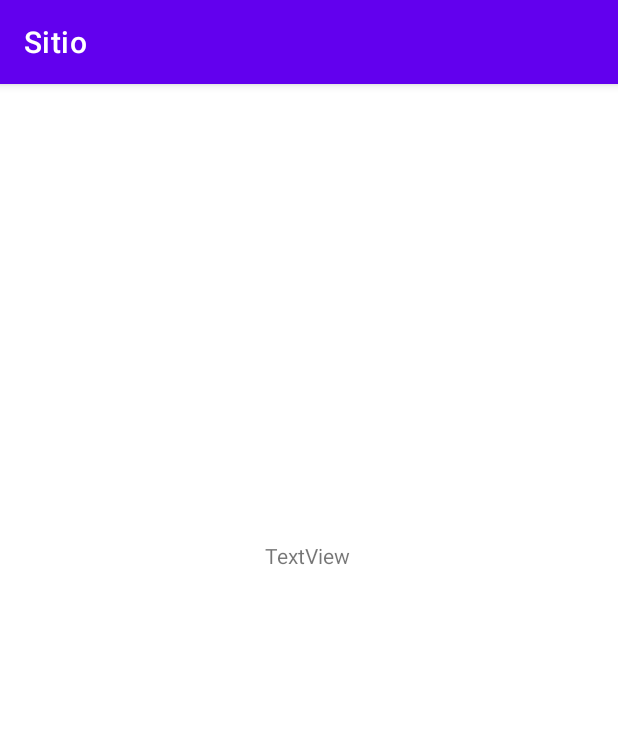
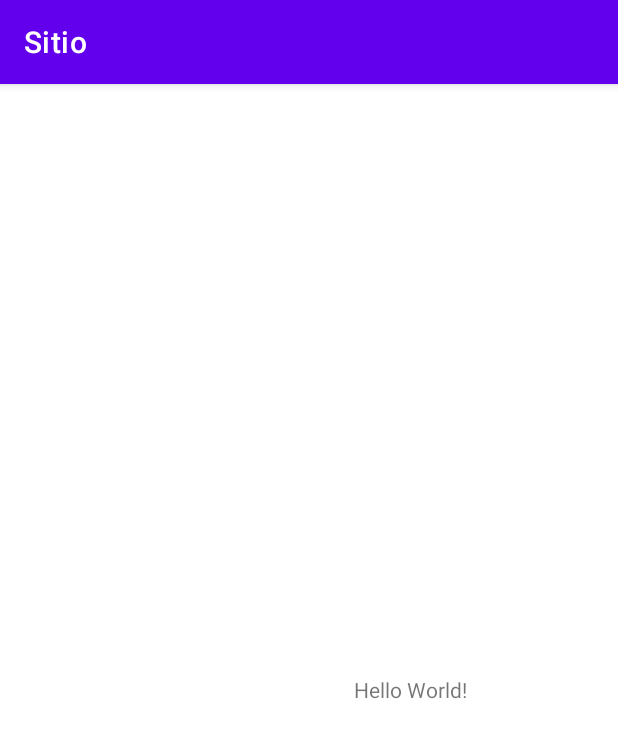
Before and after one commit to AgusDunovits/Sitio, an Android app: the screen it shows after launch (MainActivity), on a phone screen of 412 x 824 dp. Shown: the top 738 px of the screen. Run offline under Robolectric (Android 15) with nearby library versions, the phone set to English and light mode, and no system bars.

Commit message:
Primera toma

```diff
--- a/app/src/main/res/layout/activity_main.xml
+++ b/app/src/main/res/layout/activity_main.xml
@@ -7,14 +7,14 @@
     tools:context=".MainActivity">
 
     <TextView
-        android:id="@+id/textView"
         android:layout_width="wrap_content"
         android:layout_height="wrap_content"
-        android:text="TextView"
+        android:text="Hello World!"
         app:layout_constraintBottom_toBottomOf="parent"
-        app:layout_constraintEnd_toEndOf="parent"
-        app:layout_constraintHorizontal_bias="0.498"
-        app:layout_constraintStart_toStartOf="parent"
+        app:layout_constraintHorizontal_bias="0.7"
+        app:layout_constraintLeft_toLeftOf="parent"
+        app:layout_constraintRight_toRightOf="parent"
         app:layout_constraintTop_toTopOf="parent"
-        app:layout_constraintVertical_bias="0.407" />
+        app:layout_constraintVertical_bias="0.526" />
+
 </androidx.constraintlayout.widget.ConstraintLayout>
```
